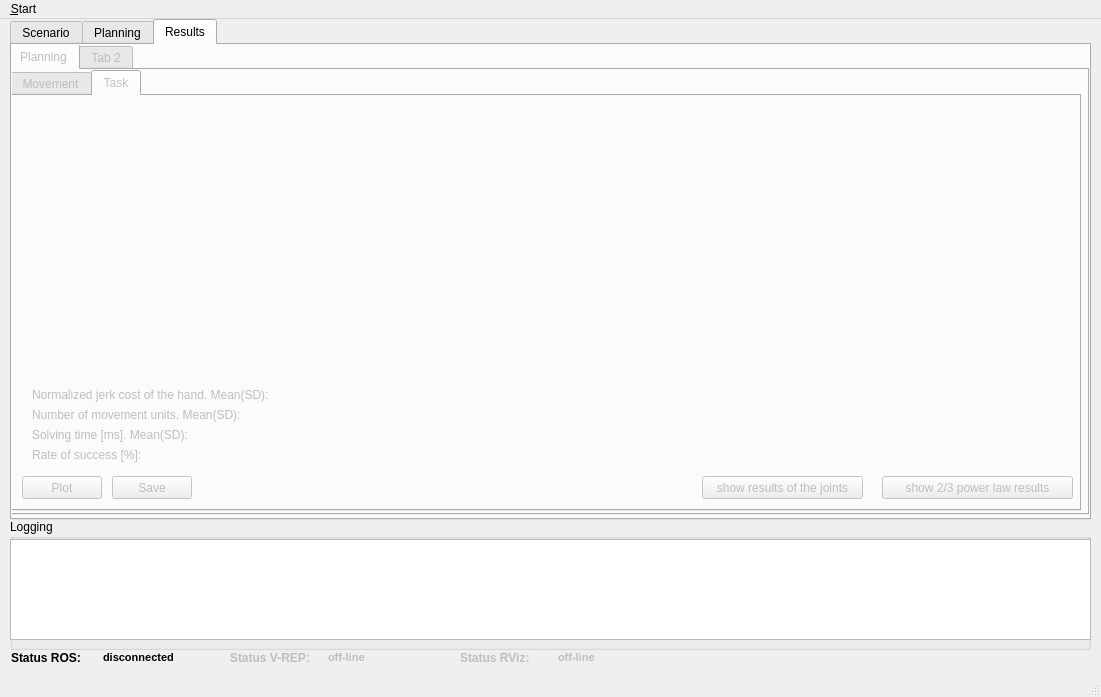
Qt form ui/main_window.ui (zohannn/motion_manager) before a commit.
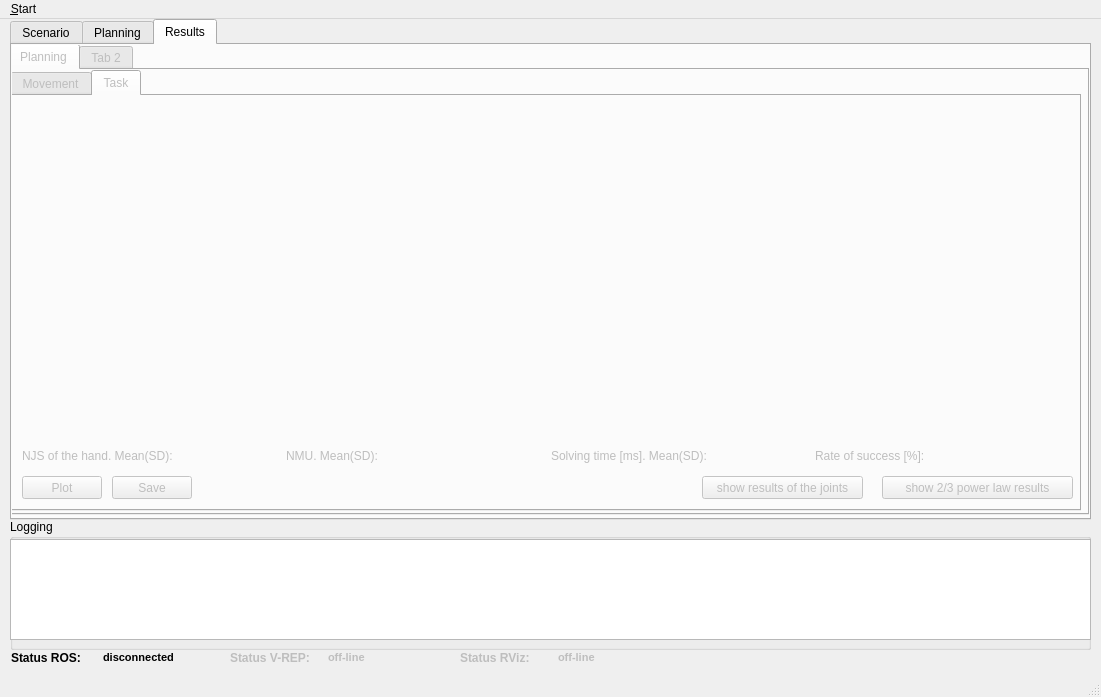
The same form after that commit. The open tabs and pages were chosen to show the change. Icons and pictures are not drawn. Custom widgets are drawn as their Qt base class.

```diff
--- a/ui/main_window.ui
+++ b/ui/main_window.ui
@@ -1214,16 +1214,6 @@
            <string>show results of the joints</string>
           </property>
          </widget>
-         <widget class="QCustomPlot" name="plot_hand_vel_task" native="true">
-          <property name="geometry">
-           <rect>
-            <x>350</x>
-            <y>20</y>
-            <width>330</width>
-            <height>230</height>
-           </rect>
-          </property>
-         </widget>
          <widget class="QPushButton" name="pushButton_power_law">
           <property name="geometry">
            <rect>
@@ -1263,20 +1253,22 @@
            <string>Save</string>
           </property>
          </widget>
-         <widget class="QWidget" name="layoutWidget_5">
+         <widget class="QWidget" name="">
           <property name="geometry">
            <rect>
-            <x>20</x>
-            <y>290</y>
-            <width>521</width>
-            <height>17</height>
+            <x>10</x>
+            <y>350</y>
+            <width>1051</width>
+            <height>20</height>
            </rect>
           </property>
+          <layout class="QHBoxLayout" name="horizontalLayout_12">
+           <item>
           <layout class="QHBoxLayout" name="horizontalLayout_7">
            <item>
             <widget class="QLabel" name="label_cost_hand_4">
              <property name="text">
-              <string>Normalized jerk cost of the hand. Mean(SD): </string>
+                <string>NJS of the hand. Mean(SD): </string>
              </property>
             </widget>
            </item>
@@ -1288,21 +1280,13 @@
             </widget>
            </item>
           </layout>
-         </widget>
-         <widget class="QWidget" name="layoutWidget_6">
-          <property name="geometry">
-           <rect>
-            <x>20</x>
-            <y>310</y>
-            <width>521</width>
-            <height>17</height>
-           </rect>
-          </property>
+           </item>
+           <item>
           <layout class="QHBoxLayout" name="horizontalLayout_8">
            <item>
             <widget class="QLabel" name="label_cost_hand_5">
              <property name="text">
-              <string>Number of movement units. Mean(SD): </string>
+                <string>NMU. Mean(SD): </string>
              </property>
             </widget>
            </item>
@@ -1314,16 +1298,8 @@
             </widget>
            </item>
           </layout>
-         </widget>
-         <widget class="QWidget" name="layoutWidget_7">
-          <property name="geometry">
-           <rect>
-            <x>20</x>
-            <y>330</y>
-            <width>521</width>
-            <height>17</height>
-           </rect>
-          </property>
+           </item>
+           <item>
           <layout class="QHBoxLayout" name="horizontalLayout_9">
            <item>
             <widget class="QLabel" name="label_cost_hand_6">
@@ -1340,16 +1316,8 @@
             </widget>
            </item>
           </layout>
-         </widget>
-         <widget class="QWidget" name="layoutWidget_8">
-          <property name="geometry">
-           <rect>
-            <x>20</x>
-            <y>350</y>
-            <width>521</width>
-            <height>17</height>
-           </rect>
-          </property>
+           </item>
+           <item>
           <layout class="QHBoxLayout" name="horizontalLayout_10">
            <item>
             <widget class="QLabel" name="label_cost_hand_7">
@@ -1364,6 +1332,26 @@
               <string/>
              </property>
             </widget>
+             </item>
+            </layout>
+           </item>
+          </layout>
+         </widget>
+         <widget class="QWidget" name="">
+          <property name="geometry">
+           <rect>
+            <x>10</x>
+            <y>10</y>
+            <width>1051</width>
+            <height>331</height>
+           </rect>
+          </property>
+          <layout class="QHBoxLayout" name="horizontalLayout_13">
+           <item>
+            <widget class="QWidget" name="plot_hand_pos_task" native="true"/>
+           </item>
+           <item>
+            <widget class="QCustomPlot" name="plot_hand_vel_task" native="true"/>
            </item>
           </layout>
          </widget>
```
Lines whose indentation alone changed are shown as unchanged.
